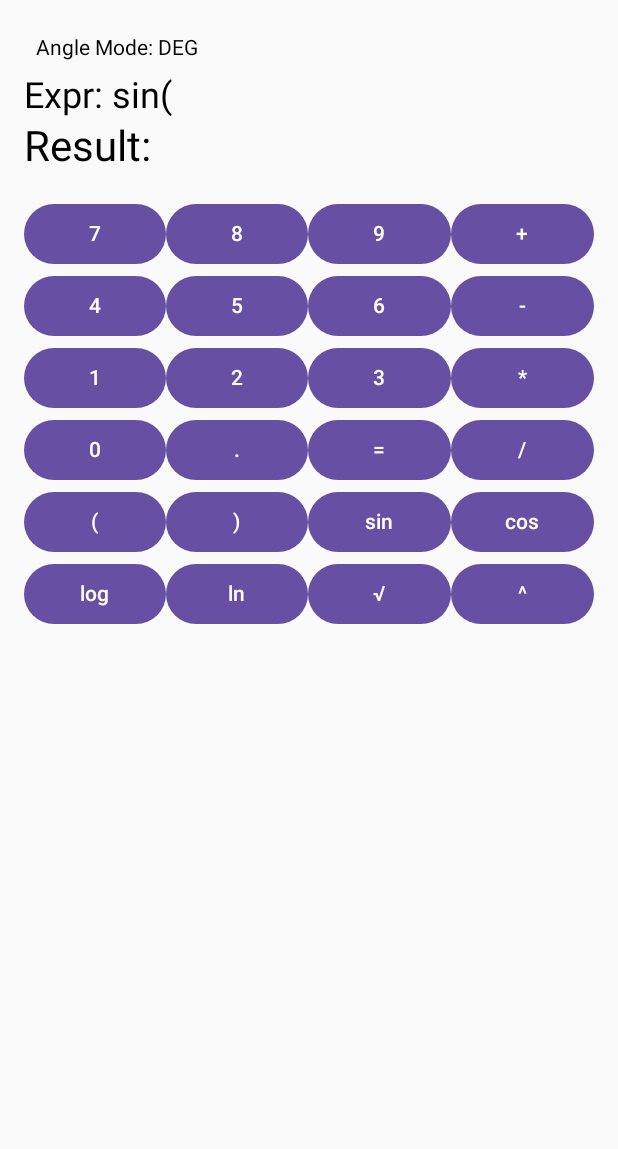
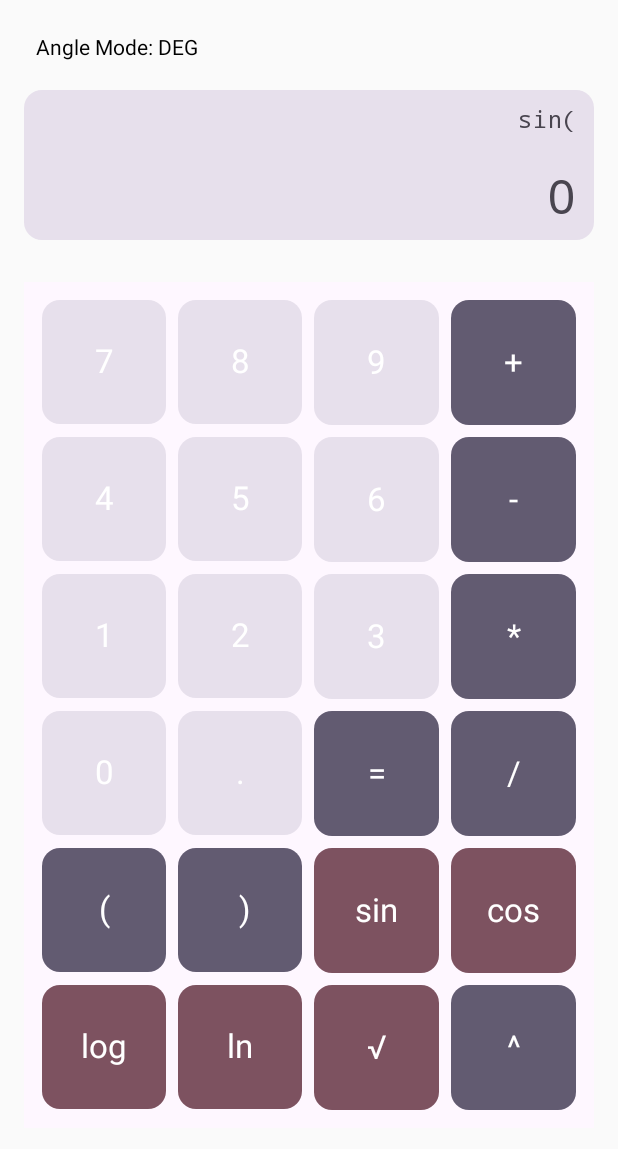
Before and after one commit to spkdroid/SciCal, an Android app built with Jetpack Compose: the screen it shows after launch (MainActivity), after a tap on "sin", on a phone screen of 412 x 824 dp. Shown: the top 1149 px of the screen. Run offline under Robolectric (Android 15) with nearby library versions, the phone set to English and light mode, and no system bars; our stand-ins replace Dagger/Hilt's generated code.

Commit message:
pilot release for the SciCalc

```diff
--- /dev/null
+++ b/app/src/main/java/com/dija/scical/ui/components/CalculatorDisplay.kt
@@ -0,0 +1,58 @@
+package com.dija.scical.ui.components
+
+import androidx.compose.foundation.layout.*
+import androidx.compose.foundation.shape.RoundedCornerShape
+import androidx.compose.material3.*
+import androidx.compose.runtime.Composable
+import androidx.compose.ui.Alignment
+import androidx.compose.ui.Modifier
+import androidx.compose.ui.text.font.FontFamily
+import androidx.compose.ui.text.style.TextAlign
+import androidx.compose.ui.unit.dp
+
+@Composable
+fun CalculatorDisplay(
+    expression: String,
+    result: String,
+    modifier: Modifier = Modifier
+) {
+    Surface(
+        shape = RoundedCornerShape(12.dp),
+        color = MaterialTheme.colorScheme.surfaceVariant,
+        tonalElevation = 4.dp,
+        modifier = modifier
+            .fillMaxWidth()
+            .height(100.dp) // 🔧 Fixed height for compact display
+    ) {
+        Column(
+            modifier = Modifier
+                .fillMaxSize()
+                .padding(horizontal = 12.dp, vertical = 8.dp),
+            verticalArrangement = Arrangement.SpaceBetween,
+            horizontalAlignment = Alignment.End
+        ) {
+            // Top line: Expression (smaller, grey)
+            Text(
+                text = if (expression.isBlank()) "0" else expression,
+                style = MaterialTheme.typography.bodyLarge.copy(
+                    fontFamily = FontFamily.Monospace,
+                    color = MaterialTheme.colorScheme.onSurfaceVariant
+                ),
+                textAlign = TextAlign.End,
+                maxLines = 1,
+                modifier = Modifier.fillMaxWidth()
+            )
+
+            // Bottom line: Result (larger)
+            Text(
+                text = if (result.isBlank()) "0" else result,
+                style = MaterialTheme.typography.headlineLarge.copy(
+                    fontFamily = FontFamily.Monospace
+                ),
+                textAlign = TextAlign.End,
+                maxLines = 1,
+                modifier = Modifier.fillMaxWidth()
+            )
+        }
+    }
+}
--- a/app/src/main/java/com/dija/scical/ui/components/Keypad.kt
+++ b/app/src/main/java/com/dija/scical/ui/components/Keypad.kt
@@ -1,48 +1,102 @@
 package com.dija.scical.ui.components
 
-import androidx.compose.foundation.layout.Column
-import androidx.compose.foundation.layout.Row
-import androidx.compose.material3.Button
-import androidx.compose.material3.Text
+import androidx.compose.foundation.background
+import androidx.compose.foundation.layout.*
+import androidx.compose.foundation.shape.RoundedCornerShape
+import androidx.compose.material3.*
 import androidx.compose.runtime.Composable
 import androidx.compose.ui.Modifier
+import androidx.compose.ui.unit.dp
 import com.dija.scical.ui.screen.CalculatorEvent
 
+private data class Key(
+    val label: String,
+    val event: CalculatorEvent,
+    val bg: androidx.compose.ui.graphics.Color
+)
+
 @Composable
-fun Keypad(onEvent: (CalculatorEvent) -> Unit) {
-    val keys = listOf(
-        listOf("7", "8", "9", "+"),
-        listOf("4", "5", "6", "-"),
-        listOf("1", "2", "3", "*"),
-        listOf("0", ".", "=", "/"),
-        listOf("(", ")", "sin", "cos"),
-        listOf("log", "ln", "√", "^")
-    )
-    Column {
-        keys.forEach { row ->
-            Row {
+fun Keypad(
+    onEvent: (CalculatorEvent) -> Unit,
+    modifier: Modifier = Modifier
+) {
+    val numbers      = MaterialTheme.colorScheme.surfaceVariant
+    val operators    = MaterialTheme.colorScheme.secondary
+    val functions    = MaterialTheme.colorScheme.tertiary
+    val bgSurface    = MaterialTheme.colorScheme.surface
+
+    val rows = listOf(
+        listOf("7","8","9","+"),
+        listOf("4","5","6","-"),
+        listOf("1","2","3","*"),
+        listOf("0",".","=","/"),
+        listOf("("," )","sin","cos"),
+        listOf("log","ln","√","^")
+    ).map { row ->
+        row.map { label ->
+            when (label) {
+                in "0".."9", "." ->
+                    Key(label, CalculatorEvent.Digit(label[0]), numbers)
+                "+", "-", "*", "/", "^" ->
+                    Key(label, CalculatorEvent.Operator(label), operators)
+                "(", ")" ->
+                    Key(label,
+                        if (label == "(") CalculatorEvent.OpenParen else CalculatorEvent.CloseParen,
+                        operators)
+                "=" ->
+                    Key(label, CalculatorEvent.Evaluate, operators)
+                "sin", "cos", "log", "ln", "√" ->
+                    Key(
+                        label,
+                        CalculatorEvent.Function(if (label == "√") "sqrt" else label),
+                        functions
+                    )
+                else -> Key(label, CalculatorEvent.Clear, operators)
+            }
+        }
+    }
+
+    Column(
+        modifier = modifier
+            .fillMaxWidth()
+            .background(bgSurface)
+            .padding(12.dp),
+        verticalArrangement = Arrangement.spacedBy(8.dp)
+    ) {
+        rows.forEach { row ->
+            Row(
+                modifier = Modifier.fillMaxWidth(),
+                horizontalArrangement = Arrangement.spacedBy(8.dp)
+            ) {
                 row.forEach { key ->
-                    Button(
-                        onClick = {
-                            onEvent(
-                                when (key) {
-                                    in "0".."9", "." -> CalculatorEvent.Digit(key[0])
-                                    "+", "-", "*", "/", "^" -> CalculatorEvent.Operator(key)
-                                    "(", ")" -> if (key == "(")
-                                        CalculatorEvent.OpenParen else CalculatorEvent.CloseParen
-                                    "=" -> CalculatorEvent.Evaluate
-                                    "sin", "cos", "log", "ln", "√" ->
-                                        CalculatorEvent.Function(if (key == "√") "sqrt" else key)
-                                    else -> CalculatorEvent.Clear
-                                }
-                            )
-                        },
-                        modifier = Modifier.weight(1f)
-                    ) {
-                        Text(key)
-                    }
+                    CalculatorButton(
+                        key = key,
+                        onEvent = onEvent,
+                        modifier = Modifier
+                            .weight(1f)
+                            .aspectRatio(1f)   // keeps buttons square
+                    )
                 }
             }
         }
     }
 }
+
+@Composable
+private fun CalculatorButton(
+    key: Key,
+    onEvent: (CalculatorEvent) -> Unit,
+    modifier: Modifier = Modifier
+) {
+    Button(
+        onClick = { onEvent(key.event) },
+        modifier = modifier,
+        shape = RoundedCornerShape(12.dp),
+        colors = ButtonDefaults.buttonColors(containerColor = key.bg)
+    ) {
+        Text(
+            text = key.label,
+            style = MaterialTheme.typography.titleLarge
+        )
+    }
+}
--- a/app/src/main/java/com/dija/scical/ui/screen/CalculatorScreen.kt
+++ b/app/src/main/java/com/dija/scical/ui/screen/CalculatorScreen.kt
@@ -3,6 +3,7 @@ package com.dija.scical.ui.screen
 import androidx.compose.foundation.clickable
 import androidx.compose.foundation.layout.Column
 import androidx.compose.foundation.layout.Spacer
+import androidx.compose.foundation.layout.fillMaxWidth
 import androidx.compose.foundation.layout.height
 import androidx.compose.foundation.layout.padding
 import androidx.compose.material3.MaterialTheme
@@ -13,6 +14,7 @@ import androidx.compose.runtime.getValue
 import androidx.compose.ui.Modifier
 import androidx.compose.ui.unit.dp
 import androidx.hilt.navigation.compose.hiltViewModel
+import com.dija.scical.ui.components.CalculatorDisplay
 import com.dija.scical.ui.components.Keypad
 
 @Composable
@@ -24,9 +26,13 @@ fun CalculatorScreen(viewModel: CalculatorViewModel = hiltViewModel()) {
             .clickable { viewModel.onEvent(CalculatorEvent.ToggleAngle) }
             .padding(8.dp)
         )
-        Text(text = "Expr: ${state.display}", style = MaterialTheme.typography.headlineSmall)
-        Text(text = "Result: ${state.result}", style = MaterialTheme.typography.headlineMedium)
-
+        CalculatorDisplay(
+            expression = state.display,
+            result = state.result,
+            modifier = Modifier
+                .fillMaxWidth()
+                .padding(vertical = 12.dp)
+        )
         Spacer(modifier = Modifier.height(16.dp))
         Keypad(viewModel::onEvent)
     }
```
